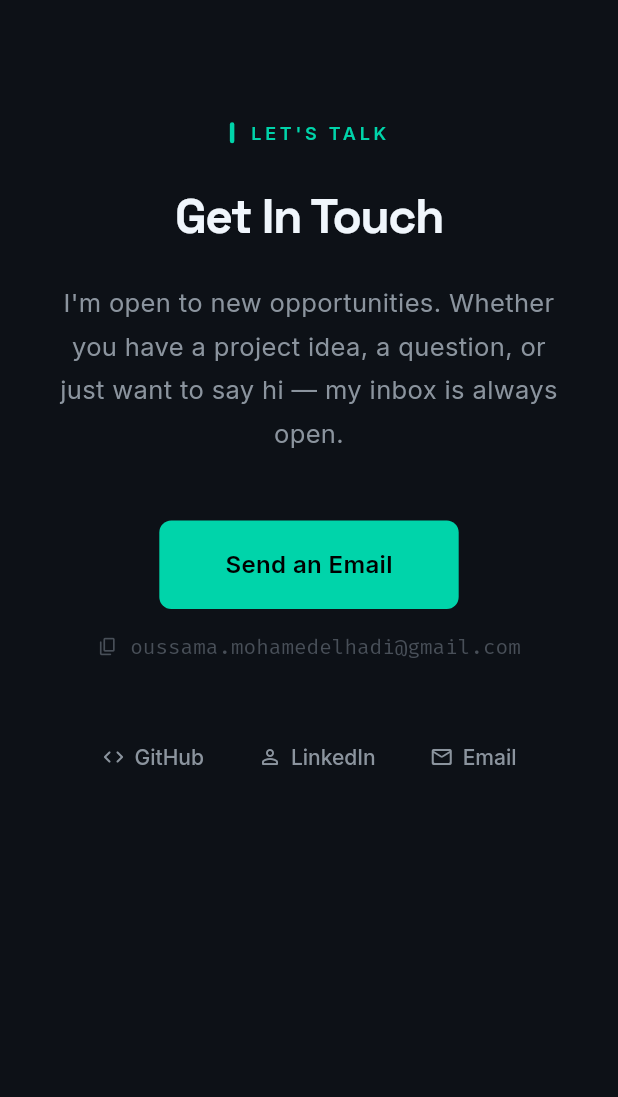
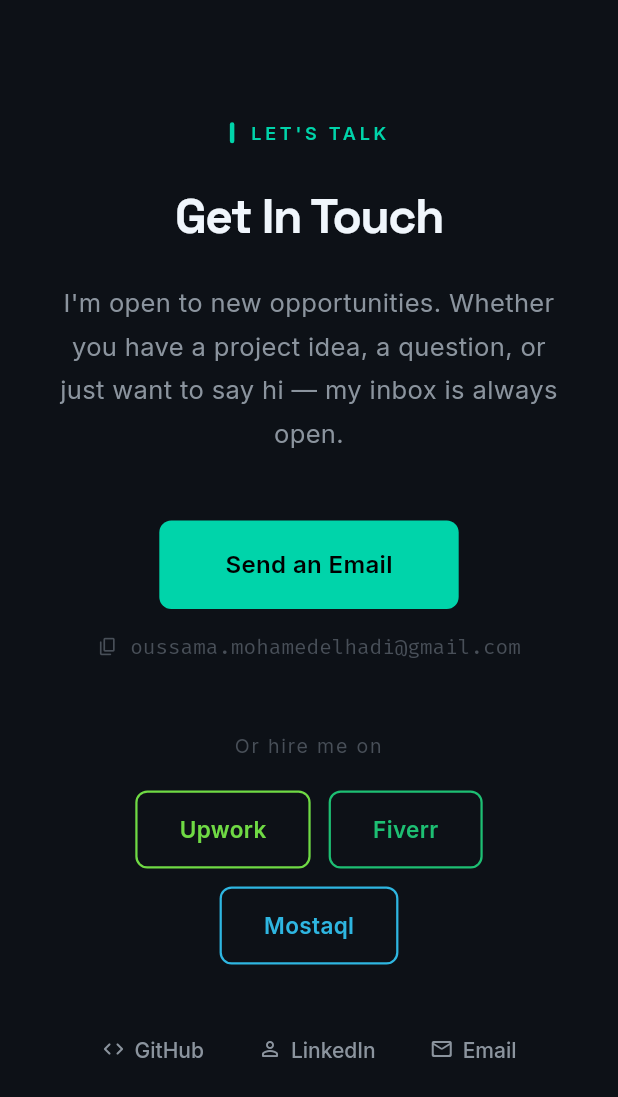
Before and after one commit to osmsmix/portfolio, a Flutter app: the ContactSection widget shown alone on an empty page, opened directly, on a phone screen of 412 x 824 dp. Shown: the top 1097 px of the screen. Run offline on Flutter 3.47's test engine with Material 3 defaults, Android fonts, the phone set to English and light mode, and no system bars; drawn by our look-alikes of flutter_animate; our stand-ins replace google_fonts, visibility_detector.

Commit message:
Add Upwork, Fiverr, Mostaql hire-me buttons to contact section
- PortfolioData: add upwork, fiverr, mostaql URL constants
- Contact section: 'Or hire me on' row with branded outline buttons
  (Upwork green, Fiverr green, Mostaql blue) that fill on hover
- Social sidebar: add Upwork icon alongside GitHub/LinkedIn/Email

Co-Authored-By: Claude Sonnet 4.6 <noreply@anthropic.com>

```diff
--- a/lib/data/portfolio_data.dart
+++ b/lib/data/portfolio_data.dart
@@ -47,7 +47,10 @@ class PortfolioData {
   static const String email = 'oussama.mohamedelhadi@gmail.com';
   static const String github = 'https://github.com/osmsmix';
   static const String linkedin = 'https://www.linkedin.com/in/oussama-mohamed-el-hadi-3b5344260';
-  static const String? cvUrl = null; // Set to your CV PDF URL when ready
+  static const String upwork = 'https://www.upwork.com/freelancers/~01825ff64c8093996f?mp_source=share';
+  static const String fiverr = 'https://www.fiverr.com/s/Vrrklkz';
+  static const String mostaql = 'https://mostaql.com/u/oussama_elhadi';
+  static const String? cvUrl = null;
 
   static const List<String> skills = [
     'Flutter',
--- a/lib/sections/contact_section.dart
+++ b/lib/sections/contact_section.dart
@@ -61,7 +61,41 @@ class ContactSection extends StatelessWidget {
                 ),
                 const SizedBox(height: 16),
                 _CopyEmailButton(),
-                const SizedBox(height: 56),
+                const SizedBox(height: 48),
+                // Freelance platforms
+                Text(
+                  'Or hire me on',
+                  style: GoogleFonts.inter(
+                    fontSize: 13,
+                    color: AppColors.textMuted,
+                    letterSpacing: 1.2,
+                  ),
+                  textAlign: TextAlign.center,
+                ),
+                const SizedBox(height: 20),
+                Wrap(
+                  alignment: WrapAlignment.center,
+                  spacing: 12,
+                  runSpacing: 12,
+                  children: [
+                    _PlatformButton(
+                      label: 'Upwork',
+                      color: const Color(0xFF6FDA44),
+                      onTap: () => _open(PortfolioData.upwork),
+                    ),
+                    _PlatformButton(
+                      label: 'Fiverr',
+                      color: const Color(0xFF1DBF73),
+                      onTap: () => _open(PortfolioData.fiverr),
+                    ),
+                    _PlatformButton(
+                      label: 'Mostaql',
+                      color: const Color(0xFF2EB6E1),
+                      onTap: () => _open(PortfolioData.mostaql),
+                    ),
+                  ],
+                ),
+                const SizedBox(height: 48),
                 Row(
                   mainAxisAlignment: MainAxisAlignment.center,
                   children: [
@@ -200,6 +234,63 @@ class _SocialLinkState extends State<_SocialLink> {
   }
 }
 
+class _PlatformButton extends StatefulWidget {
+  final String label;
+  final Color color;
+  final VoidCallback onTap;
+
+  const _PlatformButton({
+    required this.label,
+    required this.color,
+    required this.onTap,
+  });
+
+  @override
+  State<_PlatformButton> createState() => _PlatformButtonState();
+}
+
+class _PlatformButtonState extends State<_PlatformButton> {
+  bool _hovered = false;
+
+  @override
+  Widget build(BuildContext context) {
+    return MouseRegion(
+      onEnter: (_) => setState(() => _hovered = true),
+      onExit: (_) => setState(() => _hovered = false),
+      cursor: SystemMouseCursors.click,
+      child: GestureDetector(
+        onTap: widget.onTap,
+        child: AnimatedContainer(
+          duration: const Duration(milliseconds: 160),
+          padding: const EdgeInsets.symmetric(horizontal: 28, vertical: 14),
+          decoration: BoxDecoration(
+            color: _hovered ? widget.color : Colors.transparent,
+            border: Border.all(color: widget.color, width: 1.5),
+            borderRadius: BorderRadius.circular(8),
+            boxShadow: _hovered
+                ? [
+                    BoxShadow(
+                      color: widget.color.withAlpha(60),
+                      blurRadius: 20,
+                      offset: const Offset(0, 6),
+                    ),
+                  ]
+                : [],
+          ),
+          child: Text(
+            widget.label,
+            style: GoogleFonts.inter(
+              fontSize: 15,
+              fontWeight: FontWeight.w600,
+              color: _hovered ? Colors.black : widget.color,
+            ),
+          ),
+        ),
+      ),
+    );
+  }
+}
+
 class _CopyEmailButton extends StatefulWidget {
   @override
   State<_CopyEmailButton> createState() => _CopyEmailButtonState();
--- a/lib/widgets/social_sidebar.dart
+++ b/lib/widgets/social_sidebar.dart
@@ -34,6 +34,12 @@ class SocialSidebar extends StatelessWidget {
             icon: Icons.person_outline_rounded,
             tooltip: 'LinkedIn',
             onTap: () => _open(PortfolioData.linkedin),
+          ),
+          const SizedBox(height: 20),
+          _SideIcon(
+            icon: Icons.work_outline_rounded,
+            tooltip: 'Upwork',
+            onTap: () => _open(PortfolioData.upwork),
           ),
           const SizedBox(height: 20),
           _SideIcon(
```
